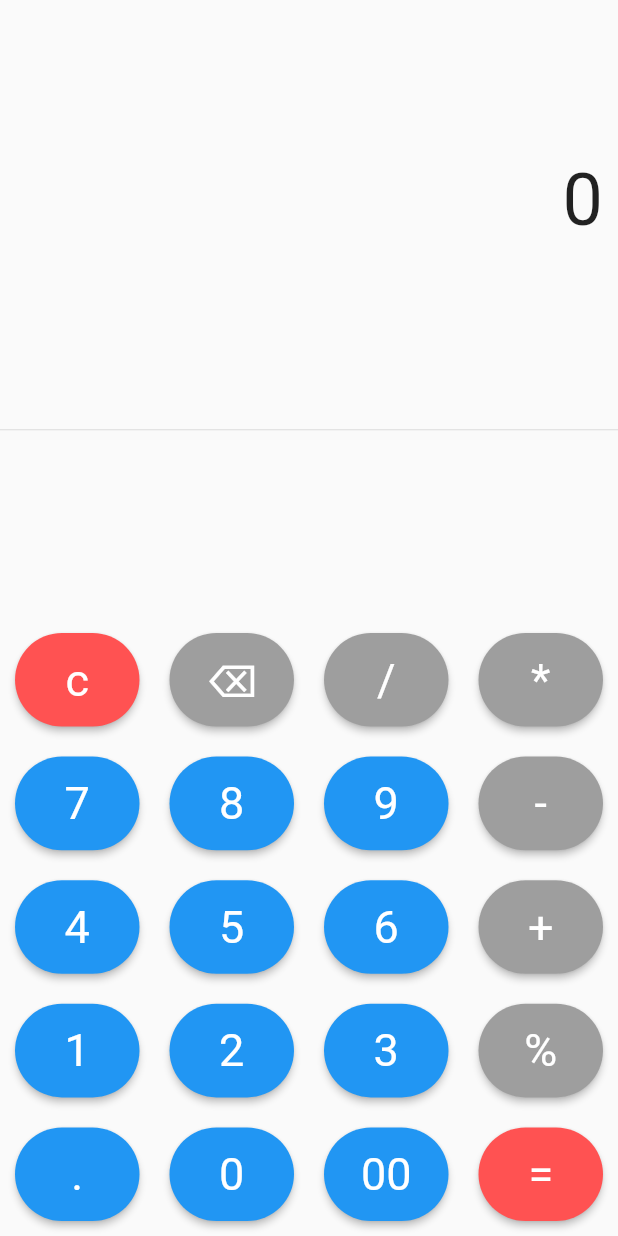
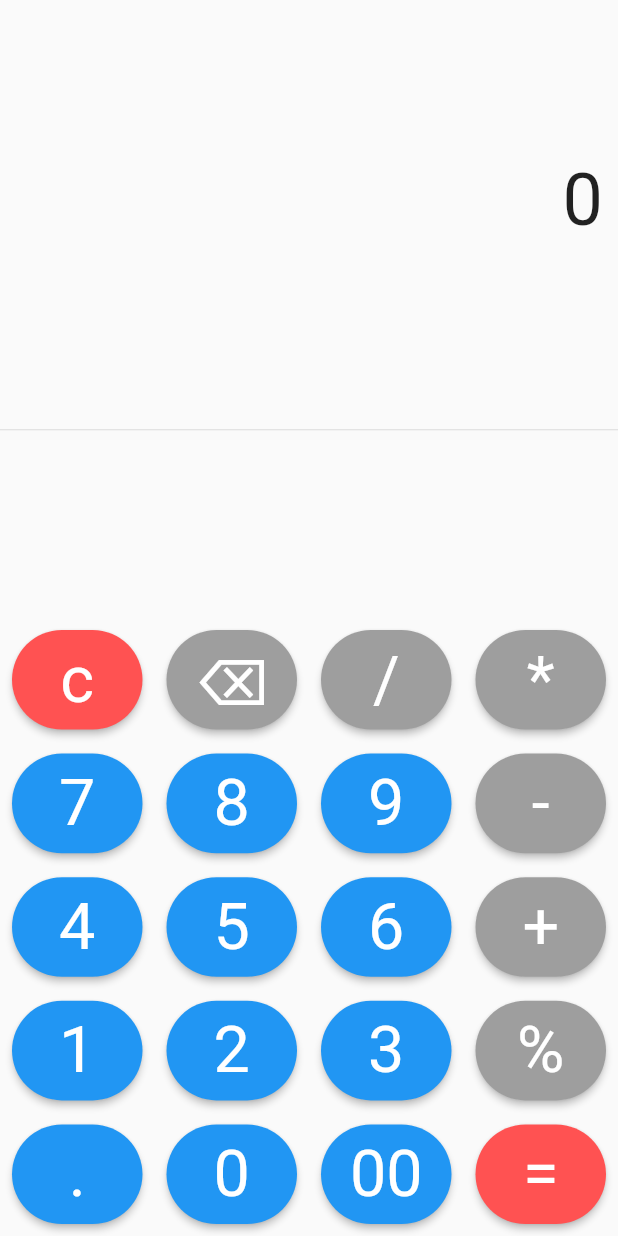
Before and after one commit to Arghya-UIT/calculator, a Flutter app: the screen it shows after launch, on a phone screen of 412 x 824 dp. Run offline on Flutter 3.47's test engine with Material 2 defaults, Android fonts, the phone set to English and light mode, and no system bars; our stand-ins replace fluttertoast, matcher, math_expressions; missing offline and left inert: dart:ffi.

Commit message:
front size changes

```diff
--- a/lib/main.dart
+++ b/lib/main.dart
@@ -76,8 +76,8 @@ class _SimpleCalculatorState extends State<SimpleCalculator> {
       height: MediaQuery.of(context).size.height * 0.1 * buttonHeight,
       // color: Color.fromARGB(255, 82, 255, 111),
       child: Container(
-        margin:
-            EdgeInsets.all(10.0), // set the margin to 10 pixels on all sides
+        margin: EdgeInsets.all(8.0), // set the margin to 10 pixels on all sides
+        height: 100,
         child: ElevatedButton(
           style: ElevatedButton.styleFrom(
             primary: buttonColor,
@@ -87,12 +87,19 @@ class _SimpleCalculatorState extends State<SimpleCalculator> {
             ),
           ),
           onPressed: () => buttonPressed(buttonText),
-          child: Text(
-            buttonText,
-            style: TextStyle(
-                fontSize: 30.0,
-                fontWeight: FontWeight.normal,
-                color: Colors.white),
+          child: LayoutBuilder(
+            builder: (context, constraints) {
+              double fontSize = constraints.maxHeight *
+                  0.65; // calculate the font size as 75% of the button height
+              return Text(
+                buttonText,
+                style: TextStyle(
+                  fontSize: fontSize,
+                  fontWeight: FontWeight.normal,
+                  color: Colors.white,
+                ),
+              );
+            },
           ),
         ),
       ),
```
